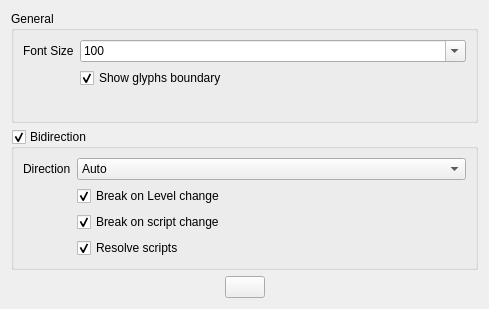
Qt form UI-Qt/QXShapingOptionsWidget.ui (frinkr/FontViewer) before a commit.
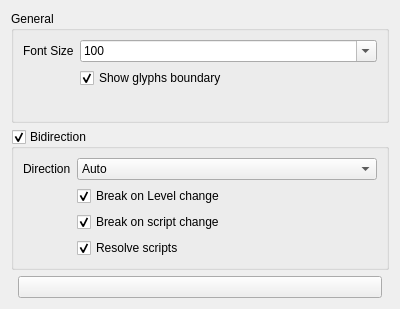
The same form after that commit. Icons and pictures are not drawn.

Commit message: system theme

What changed in the file:
```diff
--- a/UI-Qt/QXShapingOptionsWidget.ui
+++ b/UI-Qt/QXShapingOptionsWidget.ui
@@ -6,7 +6,7 @@
    <rect>
     <x>0</x>
     <y>0</y>
-    <width>489</width>
+    <width>400</width>
     <height>309</height>
    </rect>
   </property>
@@ -238,12 +238,6 @@
        <property name="orientation">
         <enum>Qt::Horizontal</enum>
        </property>
-       <property name="sizeHint" stdset="0">
-        <size>
-         <width>40</width>
-         <height>20</height>
-        </size>
-       </property>
       </spacer>
      </item>
      <item>
@@ -271,12 +265,6 @@
        <property name="orientation">
         <enum>Qt::Horizontal</enum>
        </property>
-       <property name="sizeHint" stdset="0">
-        <size>
-         <width>188</width>
-         <height>20</height>
-        </size>
-       </property>
       </spacer>
      </item>
     </layout>
```
The commit also changes 2 other files.
